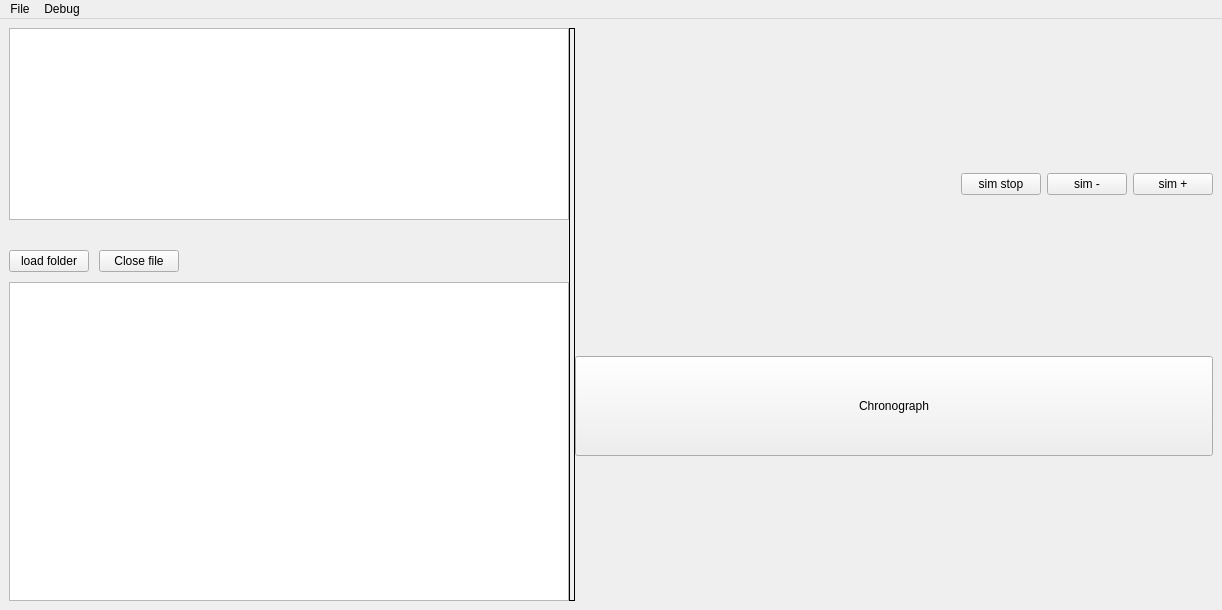
Old version of the form code/ui_design/mainwindow.ui in the repository LirokWid/QT_VHDL_simulator.
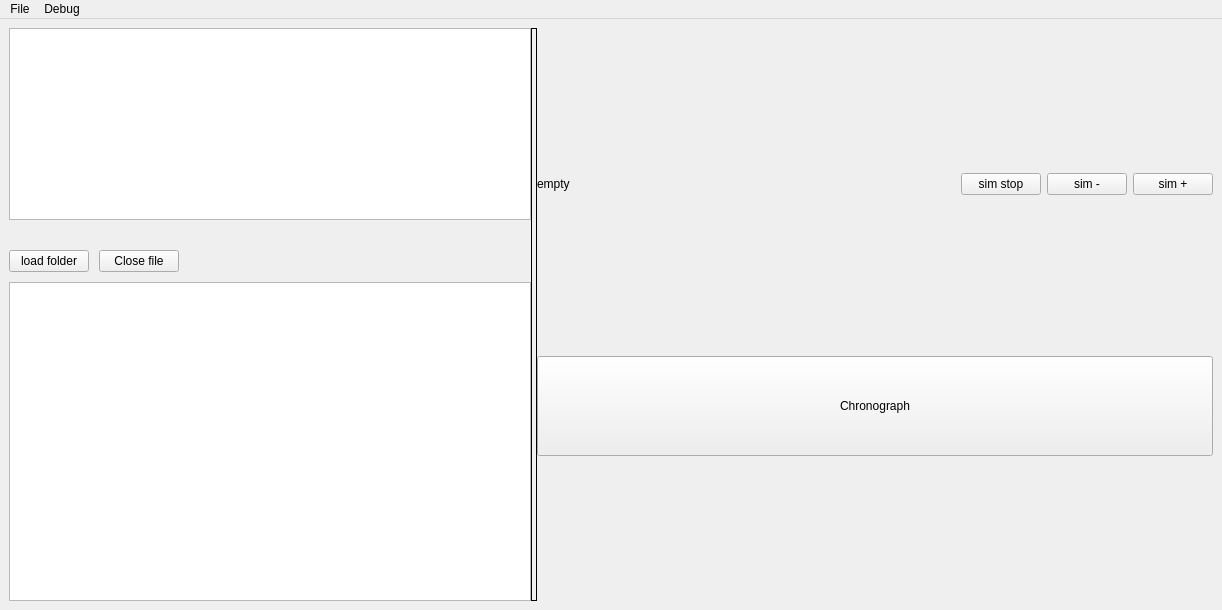
New version of the form.

Commit message:
feat: Add simulation state label to main window
This commit adds a simulation state label to the main window of the UI design. The label is updated based on the state changes in the SimulationState class. This enhancement improves the user experience by providing real-time feedback on the current state of the simulation.

The edit to the form file:
```diff
--- a/code/ui_design/mainwindow.ui
+++ b/code/ui_design/mainwindow.ui
@@ -190,6 +190,13 @@
             <property name="sizeConstraint">
              <enum>QLayout::SetDefaultConstraint</enum>
             </property>
+            <item>
+             <widget class="QLabel" name="label">
+              <property name="text">
+               <string>empty</string>
+              </property>
+             </widget>
+            </item>
             <item>
              <spacer name="horizontalSpacer">
               <property name="orientation">
```
The commit also changes 4 other files.
